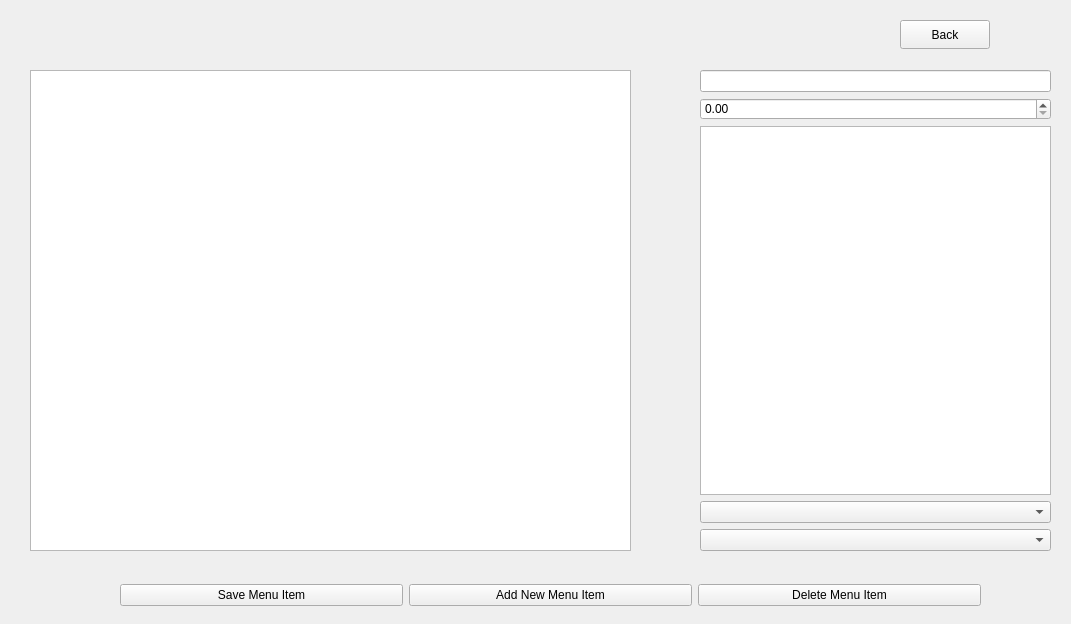
This is main/gui/restaurantowner.ui in HamidrezaNadafian/Restaurant-Management-System as Qt 5 draws it before an edit. The edited form follows.
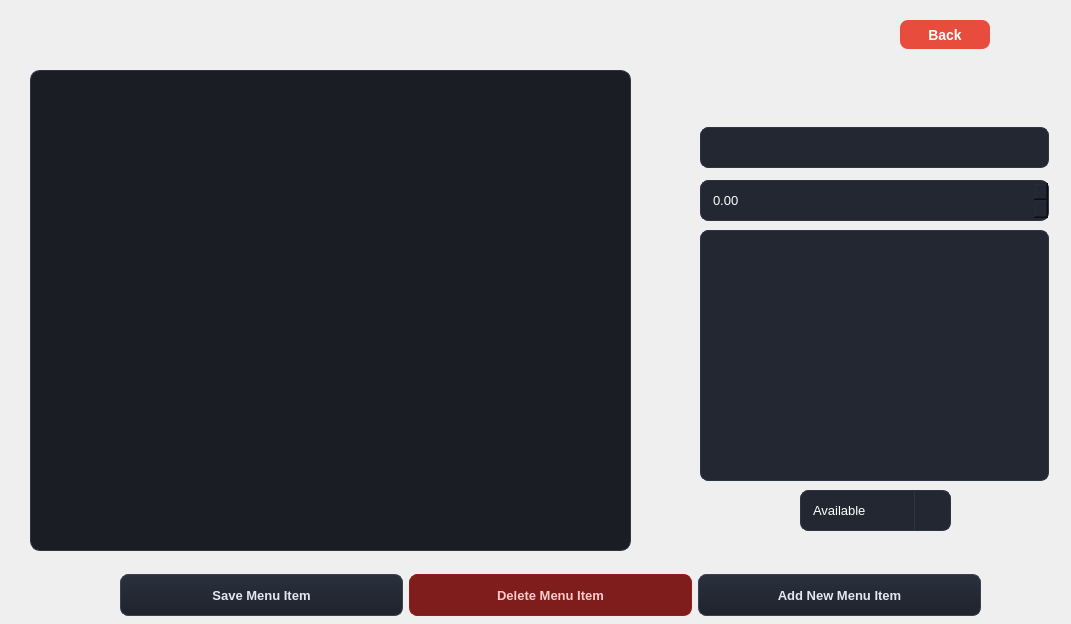
This is the edited form. The open tabs and pages were chosen to show the change.

Commit message: implement add, edit, and delete menu items

What changed in the file:
```diff
--- a/main/gui/restaurantowner.ui
+++ b/main/gui/restaurantowner.ui
@@ -77,10 +77,146 @@
 QPushButton#btnManageOrders:pressed {
     background-color: #1a1f26;
     border: 1px solid #d97706;
+}
+
+
+QListWidget#listMenu {
+    background-color: #1a1d24; 
+    border: 1px solid #2d3545;
+    border-radius: 10px;
+    padding: 8px;
+    outline: none;
+}
+
+QListWidget#listMenu::item {
+    background-color: #222731;
+    border: 1px solid #2d3545;
+    border-radius: 8px;
+    color: #e2e8f0;
+    padding: 12px;
+    margin-bottom: 8px;
+}
+
+QListWidget#listMenu::item:hover {
+    background-color: #2b313e;
+    border: 1px solid #4a5568;
+}
+
+QListWidget#listMenu::item:selected {
+    background-color: #2b313e;
+    border: 2px solid #f59e0b; 
+    color: #ffffff;
+}
+
+
+QLineEdit#txtFoodName, 
+QDoubleSpinBox#spinFoodPrice, 
+QSpinBox#spinFoodPrice, 
+QPlainTextEdit#txtFoodDesc, 
+QTextEdit#txtFoodDesc {
+    background-color: #222731;
+    border: 1px solid #2d3545;
+    border-radius: 8px;
+    padding: 10px;
+    color: #ffffff;
+    font-size: 13px;
+    font-family: &quot;Segoe UI&quot;, sans-serif;
+}
+
+
+QLineEdit#txtFoodName:focus, 
+QDoubleSpinBox#spinFoodPrice:focus, 
+QSpinBox#spinFoodPrice:focus, 
+QPlainTextEdit#txtFoodDesc:focus, 
+QTextEdit#txtFoodDesc:focus {
+    border: 1px solid #f59e0b;
+    background-color: #262c38;
+}
+
+
+QComboBox#comboBox {
+    background-color: #222731;
+    border: 1px solid #2d3545;
+    border-radius: 8px;
+    padding: 10px 12px;
+    color: #ffffff;
+    font-size: 13px;
+}
+
+QComboBox#comboBox:focus {
+    border: 1px solid #f59e0b;
+}
+
+
+QComboBox#comboBox::drop-down {
+    border-left: 1px solid #2d3545;
+    width: 35px;
+    border-top-right-radius: 8px;
+    border-bottom-right-radius: 8px;
+}
+
+
+QComboBox#comboBox QAbstractItemView {
+    background-color: #222731;
+    border: 1px solid #f59e0b;
+    border-radius: 5px;
+    color: #ffffff;
+    selection-background-color: #f59e0b;
+    selection-color: #1a1d24;
+    outline: none;
+}
+
+
+QPushButton#btnSaveMenuItem, 
+QPushButton#btnAddNewMenuItem {
+    background-color: qlineargradient(x1:0, y1:0, x2:0, y2:1, stop:0 #2a313d, stop:1 #1e232c);
+    color: #e2e8f0;
+    font-weight: bold;
+    font-size: 13px;
+    border: 1px solid #3b4252;
+    border-radius: 8px;
+    padding: 10px 15px;
+    min-height: 20px;
+}
+
+QPushButton#btnSaveMenuItem:hover, 
+QPushButton#btnAddNewMenuItem:hover {
+    background-color: #2d3545;
+    color: #ffffff;
+    border: 1px solid #f59e0b; 
+}
+
+QPushButton#btnSaveMenuItem:pressed, 
+QPushButton#btnAddNewMenuItem:pressed {
+    background-color: #1a1f26;
+    border: 1px solid #d97706;
+}
+
+
+QPushButton#btnDeleteMenuItem {
+    background-color: #7f1d1d;
+    color: #fecaca;
+    font-weight: bold;
+    font-size: 13px;
+    border: 1px solid #991b1b;
+    border-radius: 8px;
+    padding: 10px 15px;
+    min-height: 20px;
+}
+
+QPushButton#btnDeleteMenuItem:hover {
+    background-color: #991b1b; 
+    color: #ffffff;
+    border: 1px solid #ef4444; 
+}
+
+QPushButton#btnDeleteMenuItem:pressed {
+    background-color: #450a0a;
+    border: 1px solid #7f1d1d;
 }</string>
    </property>
    <property name="currentIndex">
-    <number>1</number>
+    <number>2</number>
    </property>
    <widget class="QWidget" name="page">
     <widget class="QListWidget" name="listWidgetOwnerRestaurants">
@@ -268,7 +404,7 @@
     </widget>
    </widget>
    <widget class="QWidget" name="page_3">
-    <widget class="QListWidget" name="listWidget">
+    <widget class="QListWidget" name="listMenu">
      <property name="geometry">
       <rect>
        <x>30</x>
@@ -278,33 +414,6 @@
       </rect>
      </property>
     </widget>
-    <widget class="QWidget" name="verticalLayoutWidget_2">
-     <property name="geometry">
-      <rect>
-       <x>700</x>
-       <y>70</y>
-       <width>351</width>
-       <height>481</height>
-      </rect>
-     </property>
-     <layout class="QVBoxLayout" name="verticalLayout_3">
-      <item>
-       <widget class="QLineEdit" name="txtMenuName"/>
-      </item>
-      <item>
-       <widget class="QDoubleSpinBox" name="txtMenuPrice"/>
-      </item>
-      <item>
-       <widget class="QTextEdit" name="txtMenuDesc"/>
-      </item>
-      <item>
-       <widget class="QComboBox" name="cmbMenuType"/>
-      </item>
-      <item>
-       <widget class="QComboBox" name="cmbMenuAvailable"/>
-      </item>
-     </layout>
-    </widget>
     <widget class="QPushButton" name="btnBackFromMenu">
      <property name="geometry">
       <rect>
@@ -314,6 +423,25 @@
        <height>29</height>
       </rect>
      </property>
+     <property name="styleSheet">
+      <string notr="true">QPushButton {
+    background-color: #e74c3c;
+    color: white;
+    border: none;
+    border-radius: 8px;
+    padding: 8px 18px;
+    font-size: 14px;
+    font-weight: bold;
+}
+
+QPushButton:hover {
+    background-color: #c0392b;
+}
+
+QPushButton:pressed {
+    background-color: #a93226;
+}</string>
+     </property>
      <property name="text">
       <string>Back</string>
      </property>
@@ -329,28 +457,78 @@
      </property>
      <layout class="QHBoxLayout" name="horizontalLayout_2">
       <item>
-       <widget class="QPushButton" name="pushButton_5">
+       <widget class="QPushButton" name="btnSaveMenuItem">
         <property name="text">
          <string>Save Menu Item</string>
         </property>
        </widget>
       </item>
       <item>
-       <widget class="QPushButton" name="pushButton_3">
-        <property name="text">
-         <string>Add New Menu Item</string>
-        </property>
-       </widget>
-      </item>
-      <item>
-       <widget class="QPushButton" name="pushButton_6">
+       <widget class="QPushButton" name="btnDeleteMenuItem">
         <property name="text">
          <string>Delete Menu Item</string>
         </property>
        </widget>
       </item>
+      <item>
+       <widget class="QPushButton" name="btnAddNewMenuItem">
+        <property name="text">
+         <string>Add New Menu Item</string>
+        </property>
+       </widget>
+      </item>
      </layout>
     </widget>
+    <widget class="QLineEdit" name="txtFoodName">
+     <property name="geometry">
+      <rect>
+       <x>700</x>
+       <y>127</y>
+       <width>349</width>
+       <height>41</height>
+      </rect>
+     </property>
+    </widget>
+    <widget class="QDoubleSpinBox" name="spinFoodPrice">
+     <property name="geometry">
+      <rect>
+       <x>700</x>
+       <y>180</y>
+       <width>349</width>
+       <height>41</height>
+      </rect>
+     </property>
+    </widget>
+    <widget class="QTextEdit" name="txtFoodDesc">
+     <property name="geometry">
+      <rect>
+       <x>700</x>
+       <y>230</y>
+       <width>349</width>
+       <height>251</height>
+      </rect>
+     </property>
+    </widget>
+    <widget class="QComboBox" name="comboBox">
+     <property name="geometry">
+      <rect>
+       <x>800</x>
+       <y>490</y>
+       <width>151</width>
+       <height>41</height>
+      </rect>
+     </property>
+     <item>
+      <property name="text">
+       <string>Available</string>
+      </property>
+     </item>
+     <item>
+      <property name="text">
+       <string>NotAvailable</string>
+      </property>
+     </item>
+    </widget>
    </widget>
    <widget class="QWidget" name="page_4">
     <widget class="QListWidget" name="listWidgetRestOrders">
```
The commit also changes 4 other files.
